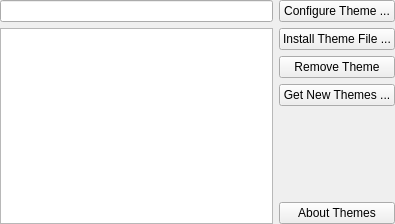
Qt form client/config/kthemeselectorwidgets.ui (KDE/dekorator) before a commit.
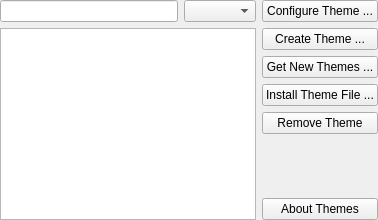
The same form after that commit. Custom widgets are drawn as their Qt base class.

Commit message:
Even more work on new theme selector
* view modes customizable in subclass
* deKorator theme list can show previews

```diff
--- a/client/config/kthemeselectorwidgets.ui
+++ b/client/config/kthemeselectorwidgets.ui
@@ -2,22 +2,21 @@
 <ui version="4.0">
  <class>KThemeSelectorWidgets</class>
  <widget class="QWidget" name="KThemeSelectorWidgets">
-  <property name="geometry">
-   <rect>
-    <x>0</x>
-    <y>0</y>
-    <width>395</width>
-    <height>224</height>
-   </rect>
-  </property>
-  <layout class="QHBoxLayout" name="_2">
+  <layout class="QHBoxLayout" name="horizontalLayout_2">
    <property name="margin">
     <number>0</number>
    </property>
    <item>
-    <layout class="QVBoxLayout" name="_3">
+    <layout class="QVBoxLayout" name="verticalLayout">
      <item>
-      <widget class="KLineEdit" name="m_editFilter"/>
+      <layout class="QHBoxLayout" name="horizontalLayout">
+       <item>
+        <widget class="KLineEdit" name="m_editFilter"/>
+       </item>
+       <item>
+        <widget class="QComboBox" name="m_viewModeChooser"/>
+       </item>
+      </layout>
      </item>
      <item>
       <widget class="QListWidget" name="m_view"/>
@@ -33,6 +32,20 @@
        </property>
       </widget>
      </item>
+     <item>
+      <widget class="QPushButton" name="m_buttonCreate">
+       <property name="text">
+        <string>Create Theme ...</string>
+       </property>
+      </widget>
+     </item>
+     <item>
+      <widget class="QPushButton" name="m_buttonGetNew">
+       <property name="text">
+        <string>Get New Themes ...</string>
+       </property>
+      </widget>
+     </item>
      <item>
       <widget class="QPushButton" name="m_buttonInstall">
        <property name="text">
@@ -47,13 +60,6 @@
        </property>
       </widget>
      </item>
-     <item>
-      <widget class="QPushButton" name="m_buttonGetNew">
-       <property name="text">
-        <string>Get New Themes ...</string>
-       </property>
-      </widget>
-     </item>
      <item>
       <spacer name="spacer">
        <property name="orientation">
```
The commit also changes 7 other files.
